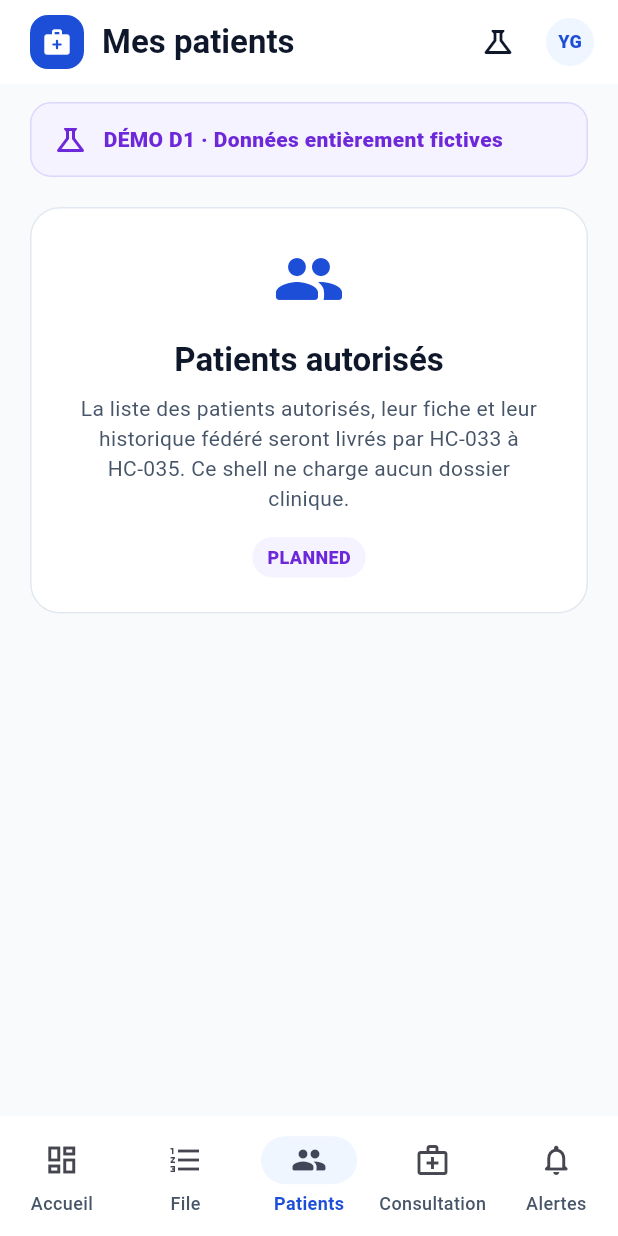
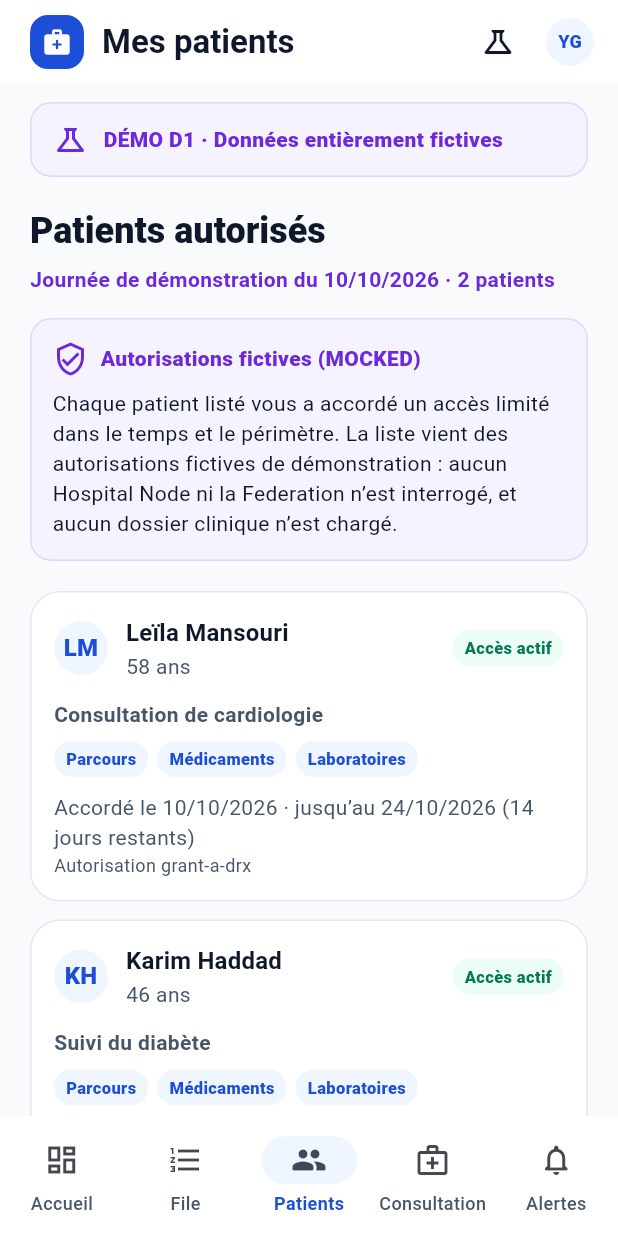
Before and after one commit to Medmas07/Medos, a Flutter app: the screen it shows after launch, item 3 of the bottom bar chosen, on a phone screen of 412 x 824 dp. Run offline on Flutter 3.47's test engine with Material 3 defaults, Android fonts, the phone set to English and light mode, and no system bars.

Commit message:
feat(clinician): add authorized patient list (HC-033)
The Patients destination lists the patients whose fictional grant to
clin-x is active on the demo day, soonest expiry first, each with age,
purpose, scope, and term. Expired, expiring-today, or revoked grants are
listed apart and authorize nothing; an explicit empty state covers no
active grant. Authorization is MOCKED from HC-005 fixtures checked
against demo-data; no Hospital Node or Federation call. Patient detail
and federated history stay PLANNED (HC-034, HC-035).

Closes #45

Co-Authored-By: Claude Opus 5.5 <noreply@anthropic.com>

```diff
--- a/apps/mobile/clinician/lib/demo/canonical_clinician.dart
+++ b/apps/mobile/clinician/lib/demo/canonical_clinician.dart
@@ -51,20 +51,41 @@ class CanonicalPatientName {
     required this.id,
     required this.firstName,
     required this.lastName,
+    required this.birthDate,
   });
 
   final String id;
   final String firstName;
   final String lastName;
+  final String birthDate;
 
   String get displayName => '$firstName $lastName';
+
+  /// Age in whole years on [date] (`YYYY-MM-DD`).
+  int ageOn(String date) {
+    final years =
+        int.parse(date.substring(0, 4)) - int.parse(birthDate.substring(0, 4));
+    final hadBirthday =
+        date.substring(5).compareTo(birthDate.substring(5)) >= 0;
+    return hadBirthday ? years : years - 1;
+  }
 }
 
 /// Names of the fictional patients appearing in `clin-x`'s demo data
 /// (`demo-data/people.json`).
 const demoPatients = <CanonicalPatientName>[
-  CanonicalPatientName(id: 'pat-a', firstName: 'Leïla', lastName: 'Mansouri'),
-  CanonicalPatientName(id: 'pat-b', firstName: 'Karim', lastName: 'Haddad'),
+  CanonicalPatientName(
+    id: 'pat-a',
+    firstName: 'Leïla',
+    lastName: 'Mansouri',
+    birthDate: '1968-04-17',
+  ),
+  CanonicalPatientName(
+    id: 'pat-b',
+    firstName: 'Karim',
+    lastName: 'Haddad',
+    birthDate: '1979-11-02',
+  ),
 ];
 
 String demoPatientName(String patientId) =>
@@ -75,13 +96,22 @@ class CanonicalAccessGrant {
   const CanonicalAccessGrant({
     required this.id,
     required this.patientId,
+    required this.scope,
+    required this.purpose,
     required this.status,
+    required this.grantedAt,
     required this.expiresAt,
   });
 
   final String id;
   final String patientId;
+
+  /// Record kinds the patient authorized: `encounters`, `medications`,
+  /// `labReports`.
+  final List<String> scope;
+  final String purpose;
   final String status;
+  final String grantedAt;
   final String expiresAt;
 
   bool isActiveOn(String date) =>
@@ -92,13 +122,19 @@ const demoAccessGrants = <CanonicalAccessGrant>[
   CanonicalAccessGrant(
     id: 'grant-a-drx',
     patientId: 'pat-a',
+    scope: ['encounters', 'medications', 'labReports'],
+    purpose: 'Consultation de cardiologie',
     status: 'active',
+    grantedAt: '2026-10-10T09:00:00+01:00',
     expiresAt: '2026-10-24T09:00:00+01:00',
   ),
   CanonicalAccessGrant(
     id: 'grant-b-drx',
     patientId: 'pat-b',
+    scope: ['encounters', 'medications', 'labReports'],
+    purpose: 'Suivi du diabète',
     status: 'active',
+    grantedAt: '2025-09-15T09:45:00+01:00',
     expiresAt: '2026-12-31T23:59:00+01:00',
   ),
 ];
--- /dev/null
+++ b/apps/mobile/clinician/lib/presentation/authorized_patients_view.dart
@@ -0,0 +1,292 @@
+import 'package:flutter/material.dart';
+
+import '../demo/canonical_clinician.dart';
+import 'clinician_labels.dart';
+import 'clinician_theme.dart';
+
+/// A patient `clin-x` may see on a date, with the grant that allows it.
+typedef AuthorizedPatient = ({
+  CanonicalPatientName patient,
+  CanonicalAccessGrant grant,
+});
+
+/// Splits [grants] on [date] (`YYYY-MM-DD`): patients with an active grant,
+/// soonest expiry first, and grants that no longer authorize anything
+/// (expired or revoked). Pure, so every state is testable.
+({List<AuthorizedPatient> authorized, List<CanonicalAccessGrant> ended})
+authorizedPatientsOn(
+  List<CanonicalAccessGrant> grants,
+  List<CanonicalPatientName> patients,
+  String date,
+) {
+  final byId = {for (final patient in patients) patient.id: patient};
+  final authorized = <AuthorizedPatient>[
+    for (final grant in grants)
+      if (grant.isActiveOn(date))
+        (patient: byId[grant.patientId]!, grant: grant),
+  ]..sort((a, b) => a.grant.expiresAt.compareTo(b.grant.expiresAt));
+  final ended = [
+    for (final grant in grants)
+      if (!grant.isActiveOn(date)) grant,
+  ];
+  return (authorized: authorized, ended: ended);
+}
+
+/// Whole days from [date] to the grant's expiry date.
+int daysLeft(CanonicalAccessGrant grant, String date) => DateTime.parse(
+  grant.expiresAt.substring(0, 10),
+).difference(DateTime.parse(date)).inDays;
+
+String scopeLabel(String kind) => switch (kind) {
+  'encounters' => 'Parcours',
+  'medications' => 'Médicaments',
+  'labReports' => 'Laboratoires',
+  _ => kind,
+};
+
+/// Authorized patient list (HC-033, D1): the patients who granted `clin-x`
+/// scoped, temporary access, read from fictional HC-005 grants on the demo
+/// day. MOCKED: nothing is asked of a Hospital Node or the Federation, and no
+/// clinical record is loaded. The patient record and federated history are
+/// HC-034 and HC-035.
+class AuthorizedPatientsView extends StatelessWidget {
+  const AuthorizedPatientsView({
+    super.key,
+    this.grants = demoAccessGrants,
+    this.patients = demoPatients,
+    this.date = demoReferenceDate,
+  });
+
+  final List<CanonicalAccessGrant> grants;
+  final List<CanonicalPatientName> patients;
+  final String date;
+
+  @override
+  Widget build(BuildContext context) {
+    final (:authorized, :ended) = authorizedPatientsOn(grants, patients, date);
+    final byId = {for (final patient in patients) patient.id: patient};
+
+    return Column(
+      crossAxisAlignment: CrossAxisAlignment.start,
+      children: [
+        Text(
+          'Patients autorisés',
+          style: Theme.of(context).textTheme.headlineSmall,
+        ),
+        const SizedBox(height: 6),
+        Text(
+          'Journée de démonstration du ${formatDemoDate(date)} · ${authorized.length} patient${authorized.length > 1 ? 's' : ''}',
+          style: const TextStyle(
+            color: ClinicianColors.demo,
+            fontWeight: FontWeight.w600,
+          ),
+        ),
+        const SizedBox(height: 16),
+        const _AuthorizationNotice(),
+        const SizedBox(height: 20),
+        if (authorized.isEmpty)
+          const Card(
+            key: ValueKey('authorized-empty'),
+            child: Padding(
+              padding: EdgeInsets.all(18),
+              child: Text(
+                'Aucun patient ne vous a accordé d’accès actif. Un patient apparaît ici dès qu’il vous en accorde un.',
+                textAlign: TextAlign.center,
+              ),
+            ),
+          )
+        else
+          for (final entry in authorized)
+            _AuthorizedPatientCard(entry: entry, date: date),
+        const SizedBox(height: 8),
+        Text('Accès terminés', style: Theme.of(context).textTheme.titleMedium),
+        const SizedBox(height: 8),
+        if (ended.isEmpty)
+          const Text(
+            'Aucun accès expiré ou révoqué.',
+            style: TextStyle(color: ClinicianColors.muted),
+          )
+        else
+          for (final grant in ended)
+            _EndedGrantTile(
+              grant: grant,
+              patientName:
+                  byId[grant.patientId]?.displayName ?? grant.patientId,
+            ),
+        const SizedBox(height: 16),
+        const _RecordPlanned(),
+      ],
+    );
+  }
+}
+
+class _AuthorizationNotice extends StatelessWidget {
+  const _AuthorizationNotice();
+
+  @override
+  Widget build(BuildContext context) {
+    return Container(
+      padding: const EdgeInsets.all(14),
+      decoration: BoxDecoration(
+        color: ClinicianColors.demoSoft,
+        borderRadius: BorderRadius.circular(14),
+        border: Border.all(color: const Color(0xFFDDD6FE)),
+      ),
+      child: const Column(
+        crossAxisAlignment: CrossAxisAlignment.start,
+        children: [
+          Row(
+            children: [
+              Icon(Icons.verified_user_outlined, color: ClinicianColors.demo),
+              SizedBox(width: 8),
+              Expanded(
+                child: Text(
+                  'Autorisations fictives (MOCKED)',
+                  style: TextStyle(
+                    color: ClinicianColors.demo,
+                    fontWeight: FontWeight.w800,
+                  ),
+                ),
+              ),
+            ],
+          ),
+          SizedBox(height: 8),
+          Text(
+            'Chaque patient listé vous a accordé un accès limité dans le temps et le périmètre. La liste vient des autorisations fictives de démonstration : aucun Hospital Node ni la Federation n’est interrogé, et aucun dossier clinique n’est chargé.',
+            style: TextStyle(color: ClinicianColors.ink, height: 1.4),
+          ),
+        ],
+      ),
+    );
+  }
+}
+
+class _AuthorizedPatientCard extends StatelessWidget {
+  const _AuthorizedPatientCard({required this.entry, required this.date});
+
+  final AuthorizedPatient entry;
+  final String date;
+
+  @override
+  Widget build(BuildContext context) {
+    final (:patient, :grant) = entry;
+    final left = daysLeft(grant, date);
+
+    return Padding(
+      key: ValueKey('authorized-${patient.id}'),
+      padding: const EdgeInsets.only(bottom: 12),
+      child: Card(
+        child: Padding(
+          padding: const EdgeInsets.all(16),
+          child: Column(
+            crossAxisAlignment: CrossAxisAlignment.start,
+            children: [
+              Row(
+                children: [
+                  CircleAvatar(
+                    radius: 18,
+                    backgroundColor: ClinicianColors.brandSoft,
+                    foregroundColor: ClinicianColors.brand,
+                    child: Text(
+                      '${patient.firstName[0]}${patient.lastName[0]}',
+                      style: const TextStyle(fontWeight: FontWeight.w800),
+                    ),
+                  ),
+                  const SizedBox(width: 12),
+                  Expanded(
+                    child: Column(
+                      crossAxisAlignment: CrossAxisAlignment.start,
+                      children: [
+                        Text(
+                          patient.displayName,
+                          style: Theme.of(context).textTheme.titleMedium,
+                        ),
+                        Text(
+                          '${patient.ageOn(date)} ans',
+                          style: const TextStyle(color: ClinicianColors.muted),
+                        ),
+                      ],
+                    ),
+                  ),
+                  const LabelTag(
+                    label: 'Accès actif',
+                    color: Color(0xFF047857),
+                    background: Color(0xFFECFDF5),
+                  ),
+                ],
+              ),
+              const SizedBox(height: 12),
+              Text(
+                grant.purpose,
+                style: const TextStyle(fontWeight: FontWeight.w700),
+              ),
+              const SizedBox(height: 8),
+              Wrap(
+                spacing: 6,
+                runSpacing: 6,
+                children: [
+                  for (final kind in grant.scope)
+                    LabelTag(
+                      label: scopeLabel(kind),
+                      color: ClinicianColors.brand,
+                      background: ClinicianColors.brandSoft,
+                    ),
+                ],
+              ),
+              const SizedBox(height: 10),
+              Text(
+                'Accordé le ${formatDemoDate(grant.grantedAt)} · jusqu’au ${formatDemoDate(grant.expiresAt)} ($left jour${left > 1 ? 's' : ''} restant${left > 1 ? 's' : ''})',
+                style: const TextStyle(color: ClinicianColors.muted),
+              ),
+              Text(
+                'Autorisation ${grant.id}',
+                style: const TextStyle(
+                  color: ClinicianColors.muted,
+                  fontSize: 12,
+                ),
+              ),
+            ],
+          ),
+        ),
+      ),
+    );
+  }
+}
+
+class _EndedGrantTile extends StatelessWidget {
+  const _EndedGrantTile({required this.grant, required this.patientName});
+
+  final CanonicalAccessGrant grant;
+  final String patientName;
+
+  @override
+  Widget build(BuildContext context) {
+    final reason = grant.status == 'revoked'
+        ? 'Révoqué par le patient'
+        : 'Expiré le ${formatDemoDate(grant.expiresAt)}';
+    return ListTile(
+      key: ValueKey('ended-${grant.id}'),
+      contentPadding: EdgeInsets.zero,
+      leading: const Icon(Icons.lock_clock_outlined),
+      title: Text(patientName),
+      subtitle: Text('$reason · aucun accès au dossier'),
+    );
+  }
+}
+
+class _RecordPlanned extends StatelessWidget {
+  const _RecordPlanned();
+
+  @override
+  Widget build(BuildContext context) {
+    return const Card(
+      child: ListTile(
+        leading: Icon(Icons.folder_shared_outlined),
+        title: Text('Fiche patient et historique fédéré'),
+        subtitle: Text(
+          'PLANNED (HC-034, HC-035) : ouvrir un patient n’est pas encore disponible.',
+        ),
+      ),
+    );
+  }
+}
--- a/apps/mobile/clinician/lib/presentation/clinician_shell.dart
+++ b/apps/mobile/clinician/lib/presentation/clinician_shell.dart
@@ -1,6 +1,7 @@
 import 'package:flutter/material.dart';
 
 import '../demo/canonical_clinician.dart';
+import 'authorized_patients_view.dart';
 import 'clinician_alert_center.dart';
 import 'clinician_dashboard.dart';
 import 'clinician_destination.dart';
@@ -207,12 +208,7 @@ class _ContentView extends StatelessWidget {
     final content = switch (destination) {
       ClinicianDestination.home => ClinicianDashboard(onNavigate: onNavigate),
       ClinicianDestination.queue => const PriorityQueueView(),
-      ClinicianDestination.patients => const _PlannedContent(
-        icon: Icons.people_rounded,
-        title: 'Patients autorisés',
-        message:
-            'La liste des patients autorisés, leur fiche et leur historique fédéré seront livrés par HC-033 à HC-035. Ce shell ne charge aucun dossier clinique.',
-      ),
+      ClinicianDestination.patients => const AuthorizedPatientsView(),
       ClinicianDestination.consultation => const RecordingConsentView(),
       ClinicianDestination.alerts => const ClinicianAlertCenter(),
     };
@@ -284,42 +280,6 @@ class _ProfileSheet extends StatelessWidget {
             const Text(
               'Session simulée : aucune authentification ni autorisation réelle.',
             ),
-          ],
-        ),
-      ),
-    );
-  }
-}
-
-class _PlannedContent extends StatelessWidget {
-  const _PlannedContent({
-    required this.icon,
-    required this.title,
-    required this.message,
-  });
-
-  final IconData icon;
-  final String title;
-  final String message;
-
-  @override
-  Widget build(BuildContext context) {
-    return Card(
-      child: Padding(
-        padding: const EdgeInsets.all(24),
-        child: Column(
-          children: [
-            Icon(icon, size: 48, color: ClinicianColors.brand),
-            const SizedBox(height: 16),
-            Text(
-              title,
-              textAlign: TextAlign.center,
-              style: Theme.of(context).textTheme.titleLarge,
-            ),
-            const SizedBox(height: 8),
-            Text(message, textAlign: TextAlign.center),
-            const SizedBox(height: 16),
-            const _StatusPill(label: 'PLANNED'),
           ],
         ),
       ),
@@ -409,28 +369,3 @@ class _LoadingIndicator extends StatelessWidget {
     );
   }
 }
-
-class _StatusPill extends StatelessWidget {
-  const _StatusPill({required this.label});
-
-  final String label;
-
-  @override
-  Widget build(BuildContext context) {
-    return Container(
-      padding: const EdgeInsets.symmetric(horizontal: 10, vertical: 5),
-      decoration: BoxDecoration(
-        color: ClinicianColors.demoSoft,
-        borderRadius: BorderRadius.circular(999),
-      ),
-      child: Text(
-        label,
-        style: const TextStyle(
-          color: ClinicianColors.demo,
-          fontSize: 12,
-          fontWeight: FontWeight.w800,
-        ),
-      ),
-    );
-  }
-}
```
Also changed, not shown: 6 other files.
